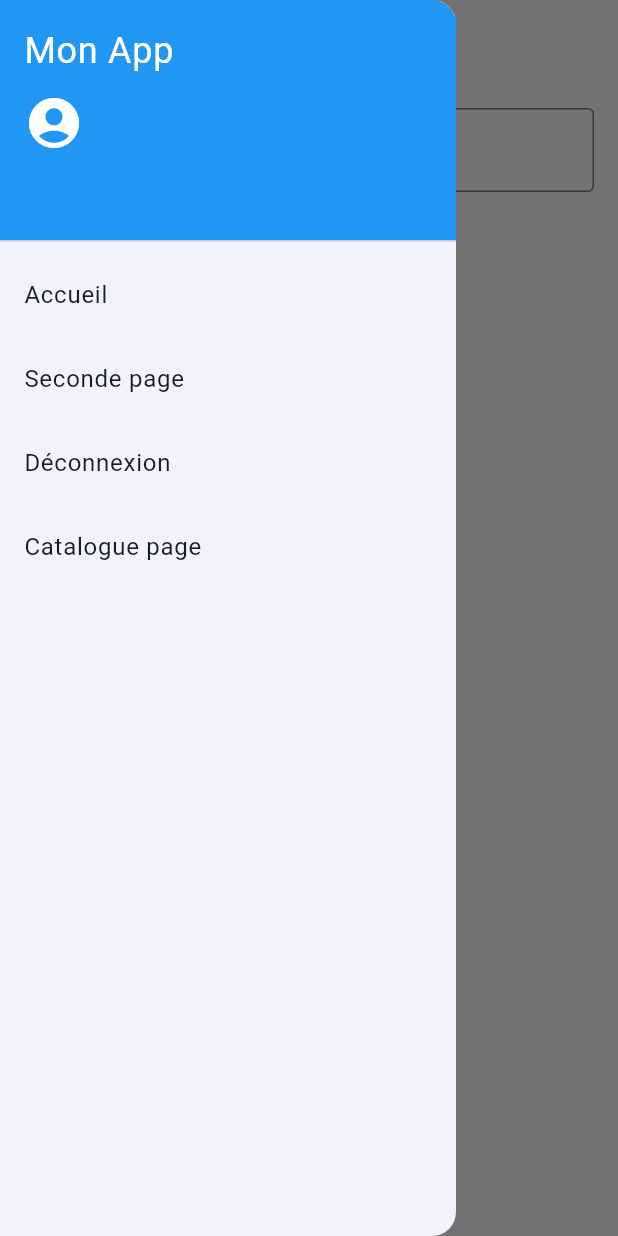
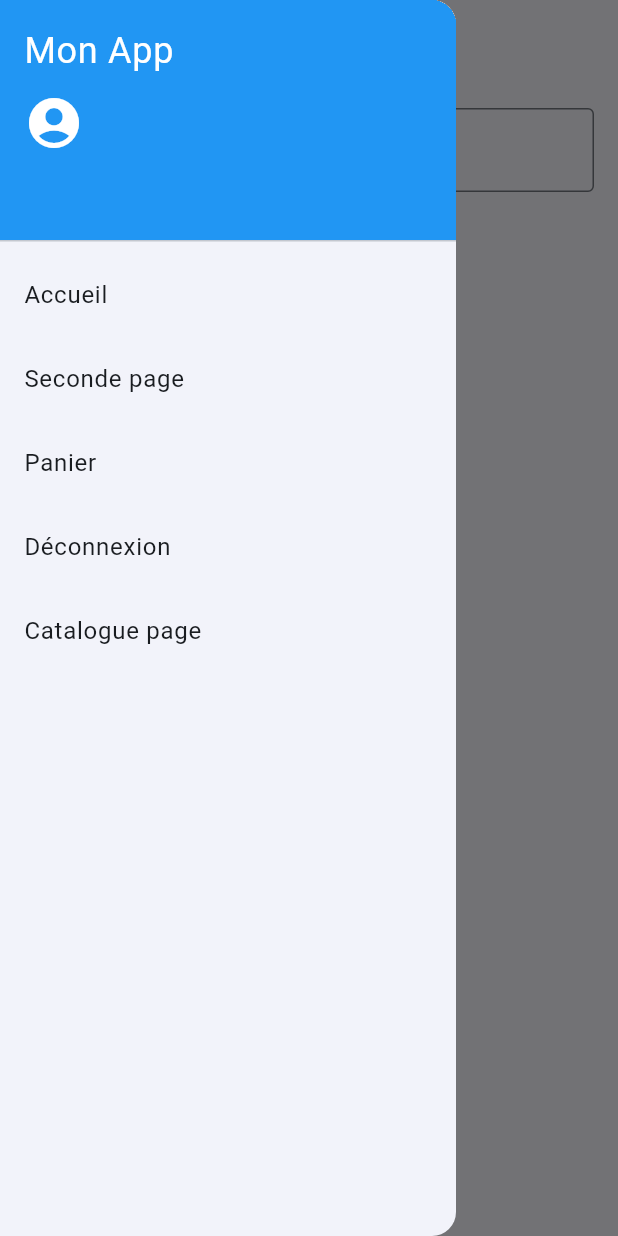
Before and after one commit to SarahOtmane/e_commerce_flutter, a Flutter app: the CataloguePage screen opened by its route, with the side drawer open, on a phone screen of 412 x 824 dp. Run offline on Flutter 3.47's test engine with Material 3 defaults, Android fonts, the phone set to English and light mode, and no system bars; our stand-ins replace firebase_auth, firebase_core; accounts and stored records are empty; network calls fail; statements that could not run were skipped.

Commit message:
Ajoute un élément de navigation pour accéder à la page du panier dans le tiroir d'application

```diff
--- a/lib/widgets/app_drawer.dart
+++ b/lib/widgets/app_drawer.dart
@@ -69,6 +69,10 @@ class AppDrawer extends StatelessWidget {
               onTap: () => _go(context, '/second'),
             ),
             ListTile(
+              title: const Text('Panier'),
+              onTap: () => _go(context, '/cart'),
+            ),
+            ListTile(
               title: const Text('Déconnexion'),
               onTap: () => _signOut(context),
             ),
```
